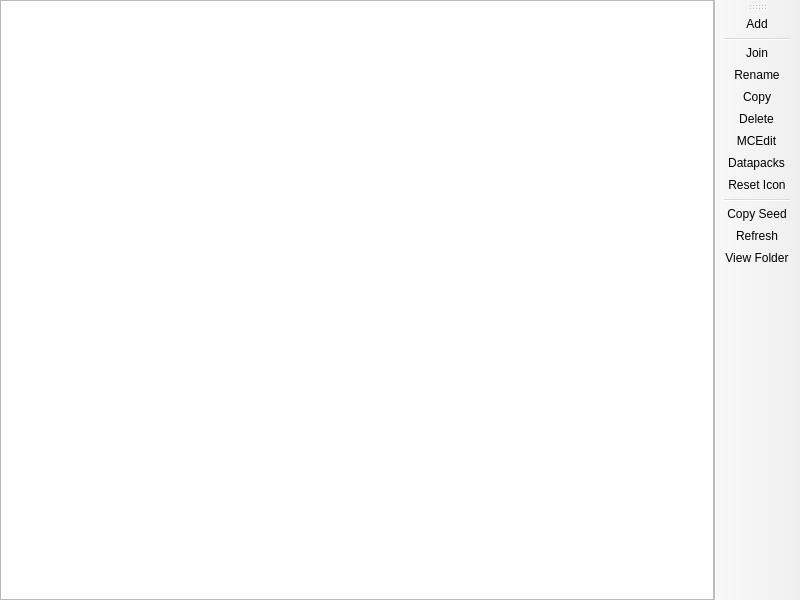
This is launcher/ui/pages/instance/WorldListPage.ui in FreesmTeam/FreesmLauncher as Qt 5 draws it before an edit. The edited form follows.
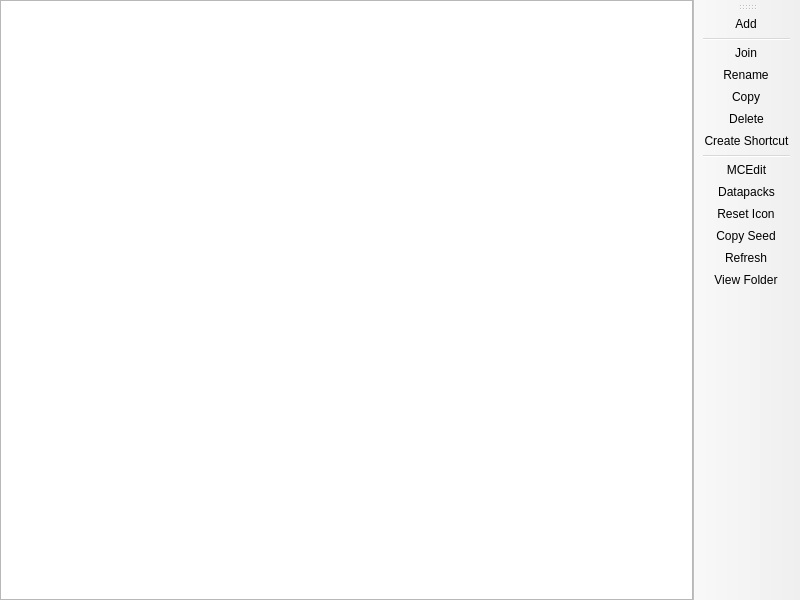
This is the edited form. Custom widgets are drawn as their Qt base class.

Commit message: Add create shortcut button for worlds

```diff
--- a/launcher/ui/pages/instance/WorldListPage.ui
+++ b/launcher/ui/pages/instance/WorldListPage.ui
@@ -85,10 +85,11 @@
    <addaction name="actionRename"/>
    <addaction name="actionCopy"/>
    <addaction name="actionRemove"/>
+   <addaction name="actionCreateWorldShortcut"/>
+   <addaction name="separator"/>
    <addaction name="actionMCEdit"/>
    <addaction name="actionDatapacks"/>
    <addaction name="actionReset_Icon"/>
-   <addaction name="separator"/>
    <addaction name="actionCopy_Seed"/>
    <addaction name="actionRefresh"/>
    <addaction name="actionView_Folder"/>
@@ -118,6 +119,14 @@
     <string>Delete</string>
    </property>
   </action>
+  <action name="actionCreateWorldShortcut">
+   <property name="text">
+    <string>Create Shortcut</string>
+   </property>
+   <property name="toolTip">
+    <string>Creates a shortcut on a selected folder to join the selected world.</string>
+   </property>
+  </action>
   <action name="actionMCEdit">
    <property name="text">
     <string>MCEdit</string>
```
Left out of the diff: 33 changed lines with no effect on the pictures. The commit also changes 5 other files.
